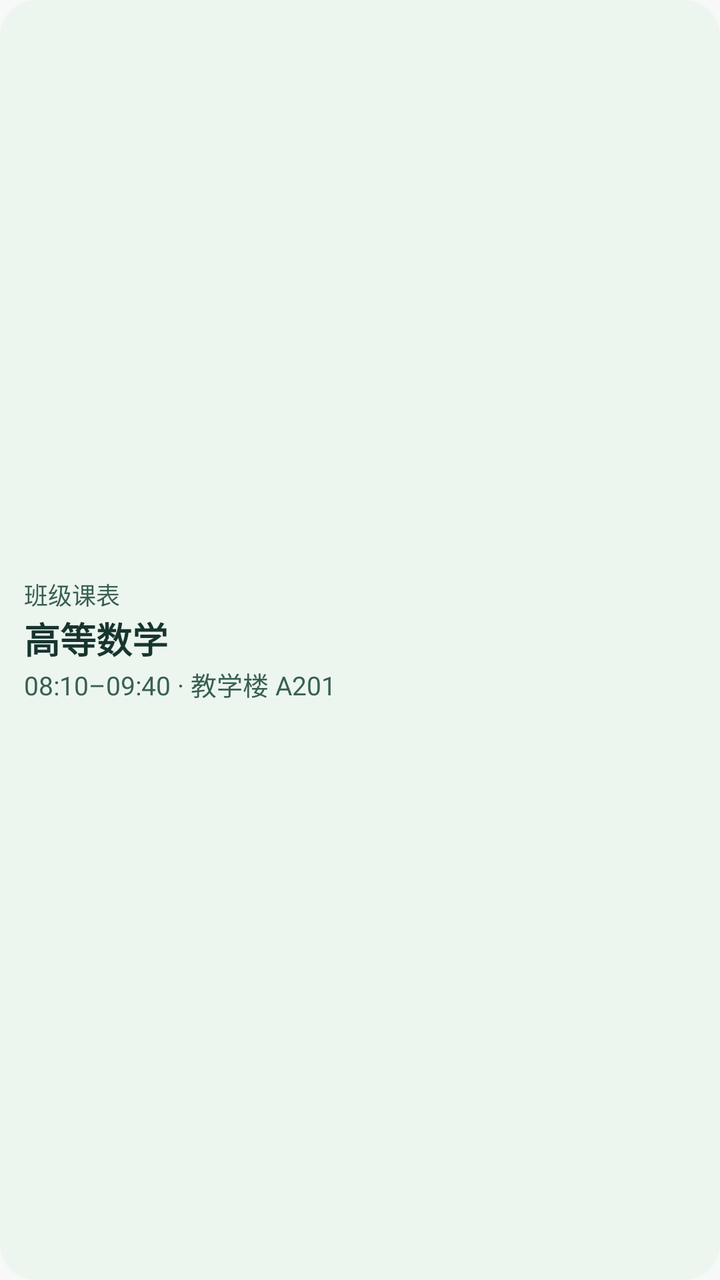
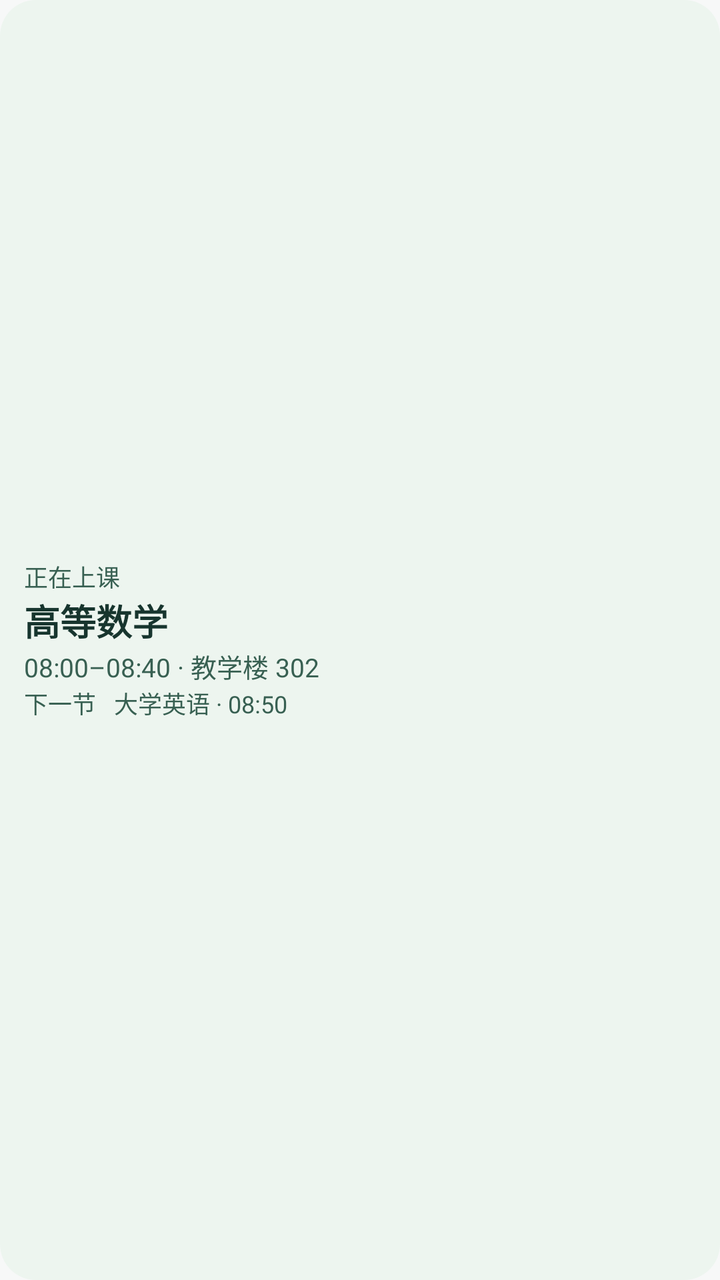

The first picture is an Android layout as it rendered before a commit; the second is the same layout after the commit. The layout source and the unified diff follow.
<!-- AndroidManifest.xml: application theme Theme.ClassTools -->
<!-- res/layout/widget_preview_timetable.xml -->
<LinearLayout xmlns:android="http://schemas.android.com/apk/res/android" android:layout_width="match_parent"
    android:layout_height="match_parent" android:gravity="center_vertical" android:orientation="vertical"
    android:background="@drawable/timetable_widget_background" android:padding="12dp">
    <TextView android:layout_width="match_parent" android:layout_height="wrap_content" android:textColor="@color/widget_accent" android:textSize="12sp" android:text="班级课表" />
    <TextView android:layout_width="match_parent" android:layout_height="wrap_content" android:textColor="@color/widget_ink" android:textSize="18sp" android:textStyle="bold" android:maxLines="1" android:ellipsize="end" android:text="高等数学" />
    <TextView android:layout_width="match_parent" android:layout_height="wrap_content" android:textColor="@color/widget_accent" android:textSize="13sp" android:maxLines="1" android:ellipsize="end" android:text="08:10–09:40 · 教学楼 A201" />
</LinearLayout>
<!-- resources referenced by this layout -->
<resources>
  <color name="widget_accent">#386052</color>
  <color name="widget_ink">#17352E</color>
  <!-- drawable timetable_widget_background (drawable) -->
  <shape xmlns:android="http://schemas.android.com/apk/res/android" android:shape="rectangle">
      <solid android:color="@color/widget_paper" />
      <corners android:radius="18dp" />
  </shape>
  <style name="Theme.ClassTools" parent="android:Theme.Material.Light.NoActionBar">
          <item name="android:windowBackground">@color/ct_window_background</item>
          <item name="android:windowNoTitle">true</item>
          <item name="android:windowActionModeOverlay">true</item>
          <item name="android:statusBarColor">@android:color/transparent</item>
          <item name="android:navigationBarColor">@android:color/transparent</item>
          <item name="android:windowLightStatusBar">true</item>
          <item name="android:windowLightNavigationBar">true</item>
      </style>
  <color name="widget_paper">#EDF5EF</color>
  <color name="ct_window_background">#F7F8F8</color>
</resources>

<!-- the commit's change to res/layout/widget_preview_timetable.xml (unified diff, before → after) -->
@@ -1,7 +1,8 @@
 <LinearLayout xmlns:android="http://schemas.android.com/apk/res/android" android:layout_width="match_parent"
     android:layout_height="match_parent" android:gravity="center_vertical" android:orientation="vertical"
     android:background="@drawable/timetable_widget_background" android:padding="12dp">
-    <TextView android:layout_width="match_parent" android:layout_height="wrap_content" android:textColor="@color/widget_accent" android:textSize="12sp" android:text="班级课表" />
+    <TextView android:layout_width="match_parent" android:layout_height="wrap_content" android:textColor="@color/widget_accent" android:textSize="12sp" android:text="正在上课" />
     <TextView android:layout_width="match_parent" android:layout_height="wrap_content" android:textColor="@color/widget_ink" android:textSize="18sp" android:textStyle="bold" android:maxLines="1" android:ellipsize="end" android:text="高等数学" />
-    <TextView android:layout_width="match_parent" android:layout_height="wrap_content" android:textColor="@color/widget_accent" android:textSize="13sp" android:maxLines="1" android:ellipsize="end" android:text="08:10–09:40 · 教学楼 A201" />
+    <TextView android:layout_width="match_parent" android:layout_height="wrap_content" android:textColor="@color/widget_accent" android:textSize="13sp" android:maxLines="1" android:ellipsize="end" android:text="08:00–08:40 · 教学楼 302" />
+    <TextView android:layout_width="match_parent" android:layout_height="wrap_content" android:singleLine="true" android:ellipsize="end" android:textSize="12sp" android:textColor="@color/widget_accent" android:text="下一节   大学英语 · 08:50" />
 </LinearLayout>
